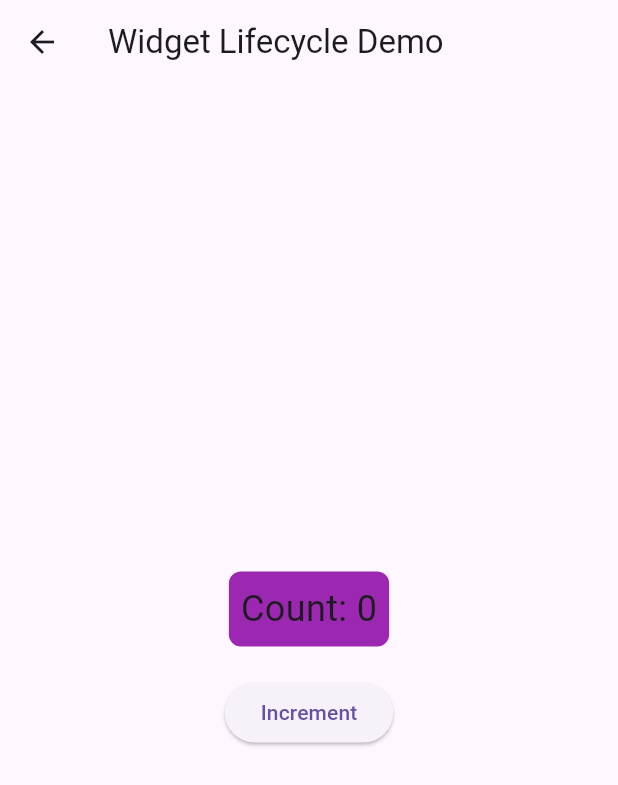
After one commit to tonimorell/dart-flutter-tutorial, a Flutter app: the screen it shows after launch, after a tap on "Widget State", on a phone screen of 412 x 824 dp. The commit adds this screen. Shown: the top 785 px of the screen. Run offline on Flutter 3.47's test engine with Material 3 defaults, Android fonts, the phone set to English and light mode, and no system bars; network calls fail.

Commit message:
feat: update code

```diff
--- a/lib/main.dart
+++ b/lib/main.dart
@@ -1,4 +1,8 @@
 import 'package:flutter/material.dart';
+import 'package:flutter_tutorial/screens/basics.dart';
+import 'package:flutter_tutorial/screens/layout.dart';
+import 'package:flutter_tutorial/screens/widget_state.dart';
+
 void main() {
   runApp(MyApp());
 }
@@ -7,13 +11,39 @@ class MyApp extends StatelessWidget {
   @override
   Widget build(BuildContext context) {
     return MaterialApp(
+      routes: {
+        '/basics': (context) => BasicsPage(),
+        '/layout': (context) => LayoutPage(),
+        '/widget-state': (context) => WidgetStatePage()
+      },
       home: Scaffold(
         appBar: AppBar(
           title: Text("Hello Flutter"),
         ),
-        body: Center(
-          child: Text("Welcome to Flutter!"),
-        ),
+        body: Builder(builder: (context) {
+          return Column(
+            children: [
+              TextButton(
+                onPressed: () {
+                  Navigator.pushNamed(context, '/basics');
+                },
+                child: Text("Basics"),
+              ),
+              TextButton(
+                onPressed: () {
+                  Navigator.pushNamed(context, '/layout');
+                },
+                child: Text("Layout"),
+              ),
+              TextButton(
+                onPressed: () {
+                  Navigator.pushNamed(context, '/widget-state');
+                },
+                child: Text("Widget State"),
+              )
+            ],
+          );
+        }),
       ),
     );
   }
--- /dev/null
+++ b/lib/screens/widget_state.dart
@@ -0,0 +1,103 @@
+import 'package:flutter/material.dart';
+
+// StatelessWidget Example
+class CounterDisplay extends StatelessWidget {
+  final int count;
+
+  const CounterDisplay({
+    super.key,
+    required this.count,
+  });
+
+  @override
+  Widget build(BuildContext context) {
+    print('CounterDisplay: build called'); // Lifecycle demonstration
+    return Container(
+      padding: const EdgeInsets.all(8.0),
+      decoration: BoxDecoration(
+        color: Colors.purple,
+        borderRadius: BorderRadius.circular(8),
+      ),
+      child: Text(
+        'Count: $count',
+        style: const TextStyle(fontSize: 24),
+      ),
+    );
+  }
+}
+
+// StatefulWidget Example
+class CounterWidget extends StatefulWidget {
+  const CounterWidget({super.key});
+
+  @override
+  State<CounterWidget> createState() => _CounterWidgetState();
+}
+
+class _CounterWidgetState extends State<CounterWidget> {
+  int _count = 0;
+
+  @override
+  void initState() {
+    super.initState();
+    print('CounterWidget: initState called'); // Lifecycle demonstration
+  }
+
+  @override
+  void didChangeDependencies() {
+    super.didChangeDependencies();
+    print(
+        'CounterWidget: didChangeDependencies called'); // Lifecycle demonstration
+  }
+
+  @override
+  void didUpdateWidget(CounterWidget oldWidget) {
+    super.didUpdateWidget(oldWidget);
+    print('CounterWidget: didUpdateWidget called'); // Lifecycle demonstration
+  }
+
+  @override
+  void dispose() {
+    print('CounterWidget: dispose called'); // Lifecycle demonstration
+    super.dispose();
+  }
+
+  void _incrementCounter() {
+    setState(() {
+      _count++;
+      print('CounterWidget: setState called'); // Lifecycle demonstration
+    });
+  }
+
+  @override
+  Widget build(BuildContext context) {
+    print('CounterWidget: build called');
+    return Column(
+      mainAxisAlignment: MainAxisAlignment.center,
+      children: [
+        CounterDisplay(count: _count),
+        const SizedBox(height: 20),
+        ElevatedButton(
+          onPressed: _incrementCounter,
+          child: const Text('Increment'),
+        ),
+      ],
+    );
+  }
+}
+
+class WidgetStatePage extends StatelessWidget {
+  const WidgetStatePage({super.key});
+
+  @override
+  Widget build(BuildContext context) {
+    return Scaffold(
+      appBar: AppBar(
+        title: const Text('Widget Lifecycle Demo'),
+      ),
+      body: const Center(
+        child: CounterWidget(),
+      ),
+    );
+  }
+}
--- a/pubspec.yaml
+++ b/pubspec.yaml
@@ -35,6 +35,8 @@ dependencies:
   # The following adds the Cupertino Icons font to your application.
   # Use with the CupertinoIcons class for iOS style icons.
   cupertino_icons: ^1.0.8
+  flutter_bloc: ^8.1.6
+  bloc: ^8.1.4
 
 dev_dependencies:
   flutter_test:
```
Also changed, not shown: dart/basic.dart (+12 -12 lines), lib/screens/basics.dart (+43 -0 lines), lib/screens/layout.dart (added, +50 -0 lines), pubspec.lock.
